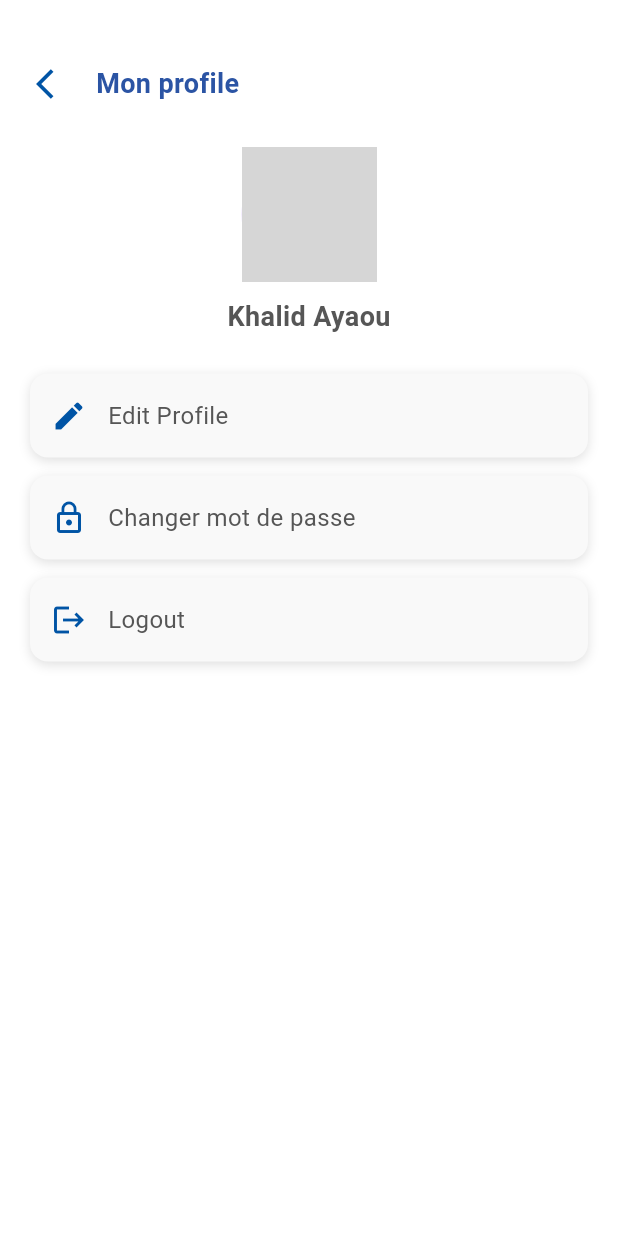
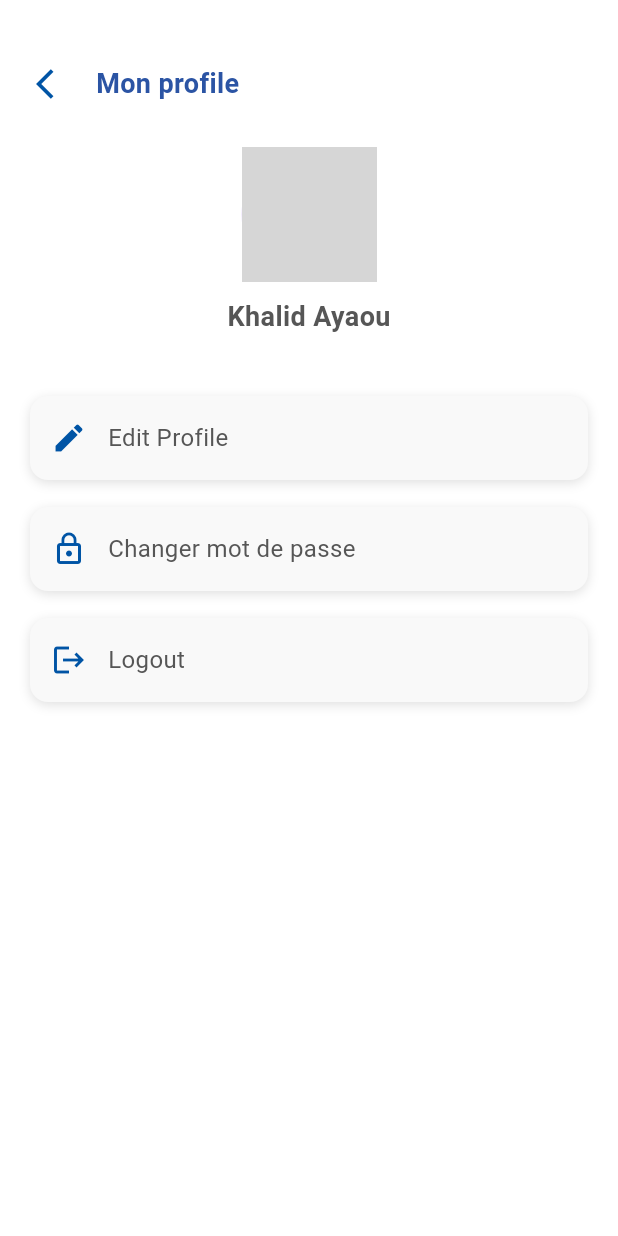
Before and after one commit to karimamaayou/trip-app, a Flutter app: the CustomProfileScreen screen opened directly, on a phone screen of 412 x 824 dp. Run offline on Flutter 3.47's test engine with Material 3 defaults, Android fonts, the phone set to English and light mode, and no system bars; our stand-ins replace image_picker; network calls fail; grey boxes are pictures that could not be loaded.

Commit message:
edited profile

```diff
--- a/frontend/lib/screens/profile/pofile_screen.dart
+++ b/frontend/lib/screens/profile/pofile_screen.dart
@@ -1,4 +1,5 @@
 import 'package:flutter/material.dart';
+import 'package:frontend/screens/auth/login_screen.dart';
 import 'package:frontend/screens/profile/editerProfil_screen.dart';
 
 const Color primaryColor = Color(0xFF0054A5);
@@ -65,7 +66,7 @@ class _CustomProfileScreenState extends State<CustomProfileScreen> {
               ],
             ),
 
-            const SizedBox(height: 25),
+            const SizedBox(height: 40),
 
             // Options
             Padding(
@@ -85,19 +86,26 @@ class _CustomProfileScreenState extends State<CustomProfileScreen> {
                       );
                     },
                   ),
-                  const SizedBox(height: 12),
+                  const SizedBox(height: 18),
                   ProfileTile(
                     icon: Icons.lock_outline,
                     title: "Changer mot de passe",
                     textColor: const Color.fromARGB(255, 86, 86, 86),
                     onTap: () {},
                   ),
-                  const SizedBox(height: 12),
+                  const SizedBox(height: 18),
                   ProfileTile(
                     icon: Icons.logout,
                     title: "Logout",
                     textColor: const Color.fromARGB(255, 86, 86, 86),
-                    onTap: () {},
+                    onTap: () {
+                      Navigator.push(
+                        context,
+                        MaterialPageRoute(
+                          builder: (context) => (LoginScreen()),
+                        ),
+                      );
+                    },
                   ),
                 ],
               ),
```
